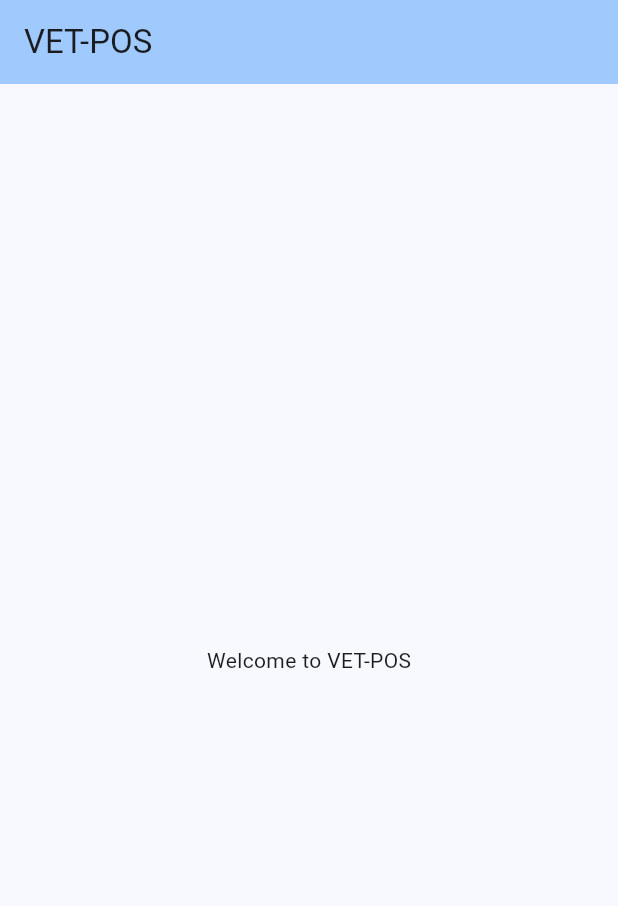
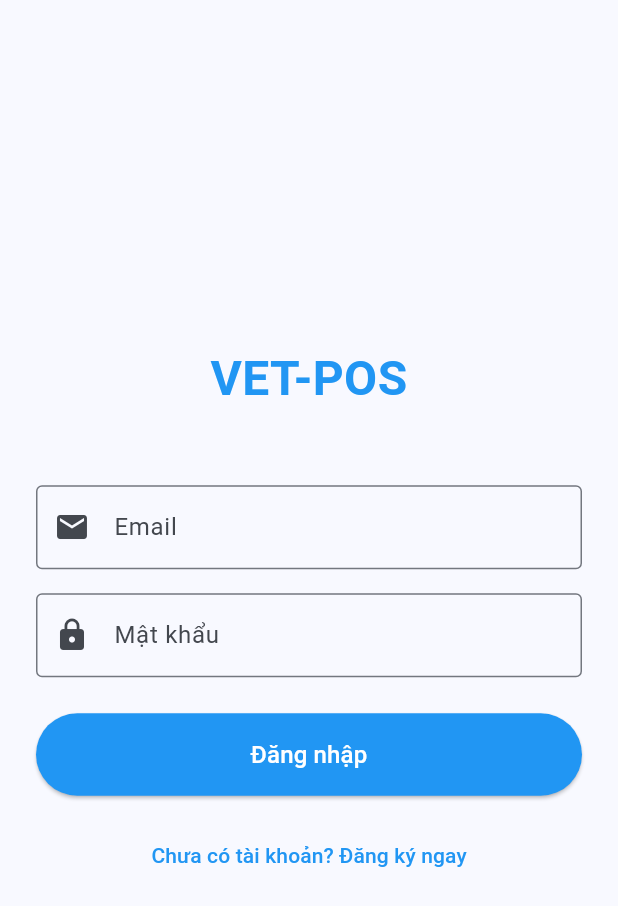
Before and after one commit to NguyenHongAnh0812/Viet_pos, a Flutter app: the screen it shows after launch, on a phone screen of 412 x 824 dp. Shown: the top 906 px of the screen. Run offline on Flutter 3.47's test engine with Material 3 defaults, Android fonts, the phone set to English and light mode, and no system bars; our stand-ins replace firebase_auth, firebase_core; accounts and stored records are empty.

Commit message:
Enhance app structure by adding login and dashboard screens, updating routes, and configuring Firebase settings in index.html.

```diff
--- a/lib/main.dart
+++ b/lib/main.dart
@@ -1,6 +1,8 @@
 import 'package:flutter/material.dart';
 import 'package:firebase_core/firebase_core.dart';
 import 'package:provider/provider.dart';
+import 'screens/auth/login_screen.dart';
+import 'screens/dashboard/dashboard_screen.dart';
 
 void main() async {
   WidgetsFlutterBinding.ensureInitialized();
@@ -26,6 +28,7 @@ class MyApp extends StatelessWidget {
   Widget build(BuildContext context) {
     return MaterialApp(
       title: 'VET-POS',
+      debugShowCheckedModeBanner: false,
       theme: ThemeData(
         // This is the theme of your application.
         //
@@ -45,7 +48,12 @@ class MyApp extends StatelessWidget {
         colorScheme: ColorScheme.fromSeed(seedColor: Colors.blue),
         useMaterial3: true,
       ),
-      home: const MyHomePage(),
+      home: const LoginScreen(),
+      routes: {
+        '/login': (context) => const LoginScreen(),
+        '/dashboard': (context) => const DashboardScreen(),
+        // Thêm các route khác ở đây
+      },
     );
   }
 }
@@ -80,10 +88,23 @@ class MyHomePage extends StatelessWidget {
         // the App.build method, and use it to set our appbar title.
         title: const Text('VET-POS'),
       ),
-      body: const Center(
-        // Center is a layout widget. It takes a single child and positions it
-        // in the middle of the parent.
-        child: Text('Welcome to VET-POS'),
+      body: Center(
+        child: Column(
+          mainAxisAlignment: MainAxisAlignment.center,
+          children: [
+            const Text(
+              'Chào mừng đến với VET-POS',
+              style: TextStyle(fontSize: 24, fontWeight: FontWeight.bold),
+            ),
+            const SizedBox(height: 20),
+            ElevatedButton(
+              onPressed: () {
+                // TODO: Implement login functionality
+              },
+              child: const Text('Đăng nhập'),
+            ),
+          ],
+        ),
       ),
     );
   }
--- /dev/null
+++ b/lib/screens/auth/login_screen.dart
@@ -0,0 +1,188 @@
+import 'package:flutter/material.dart';
+import 'package:firebase_auth/firebase_auth.dart';
+
+class LoginScreen extends StatefulWidget {
+  const LoginScreen({super.key});
+
+  @override
+  State<LoginScreen> createState() => _LoginScreenState();
+}
+
+class _LoginScreenState extends State<LoginScreen> {
+  final _formKey = GlobalKey<FormState>();
+  final _emailController = TextEditingController();
+  final _passwordController = TextEditingController();
+  bool _isLoading = false;
+  String? _errorMessage;
+
+  @override
+  void dispose() {
+    _emailController.dispose();
+    _passwordController.dispose();
+    super.dispose();
+  }
+
+  Future<void> _login() async {
+    if (_formKey.currentState!.validate()) {
+      setState(() {
+        _isLoading = true;
+        _errorMessage = null;
+      });
+
+      try {
+        await FirebaseAuth.instance.signInWithEmailAndPassword(
+          email: _emailController.text.trim(),
+          password: _passwordController.text.trim(),
+        );
+        // Đăng nhập thành công, chuyển đến màn hình chính
+        if (mounted) {
+          Navigator.pushReplacementNamed(context, '/dashboard');
+        }
+      } on FirebaseAuthException catch (e) {
+        setState(() {
+          _errorMessage = e.message ?? 'Đã xảy ra lỗi khi đăng nhập';
+        });
+      } finally {
+        if (mounted) {
+          setState(() {
+            _isLoading = false;
+          });
+        }
+      }
+    }
+  }
+
+  Future<void> _register() async {
+    if (_formKey.currentState!.validate()) {
+      setState(() {
+        _isLoading = true;
+        _errorMessage = null;
+      });
+
+      try {
+        await FirebaseAuth.instance.createUserWithEmailAndPassword(
+          email: _emailController.text.trim(),
+          password: _passwordController.text.trim(),
+        );
+        // Đăng ký thành công, chuyển đến màn hình chính
+        if (mounted) {
+          Navigator.pushReplacementNamed(context, '/dashboard');
+        }
+      } on FirebaseAuthException catch (e) {
+        setState(() {
+          _errorMessage = e.message ?? 'Đã xảy ra lỗi khi đăng ký';
+        });
+      } finally {
+        if (mounted) {
+          setState(() {
+            _isLoading = false;
+          });
+        }
+      }
+    }
+  }
+
+  @override
+  Widget build(BuildContext context) {
+    return Scaffold(
+      body: Center(
+        child: SingleChildScrollView(
+          padding: const EdgeInsets.all(24.0),
+          child: Form(
+            key: _formKey,
+            child: Column(
+              mainAxisAlignment: MainAxisAlignment.center,
+              crossAxisAlignment: CrossAxisAlignment.stretch,
+              children: [
+                const Text(
+                  'VET-POS',
+                  style: TextStyle(
+                    fontSize: 32,
+                    fontWeight: FontWeight.bold,
+                    color: Colors.blue,
+                  ),
+                  textAlign: TextAlign.center,
+                ),
+                const SizedBox(height: 48),
+                TextFormField(
+                  controller: _emailController,
+                  decoration: const InputDecoration(
+                    labelText: 'Email',
+                    border: OutlineInputBorder(),
+                    prefixIcon: Icon(Icons.email),
+                  ),
+                  keyboardType: TextInputType.emailAddress,
+                  validator: (value) {
+                    if (value == null || value.isEmpty) {
+                      return 'Vui lòng nhập email';
+                    }
+                    if (!value.contains('@')) {
+                      return 'Email không hợp lệ';
+                    }
+                    return null;
+                  },
+                ),
+                const SizedBox(height: 16),
+                TextFormField(
+                  controller: _passwordController,
+                  decoration: const InputDecoration(
+                    labelText: 'Mật khẩu',
+                    border: OutlineInputBorder(),
+                    prefixIcon: Icon(Icons.lock),
+                  ),
+                  obscureText: true,
+                  validator: (value) {
+                    if (value == null || value.isEmpty) {
+                      return 'Vui lòng nhập mật khẩu';
+                    }
+                    if (value.length < 6) {
+                      return 'Mật khẩu phải có ít nhất 6 ký tự';
+                    }
+                    return null;
+                  },
+                ),
+                if (_errorMessage != null) ...[
+                  const SizedBox(height: 16),
+                  Text(
+                    _errorMessage!,
+                    style: const TextStyle(
+                      color: Colors.red,
+                      fontSize: 14,
+                    ),
+                    textAlign: TextAlign.center,
+                  ),
+                ],
+                const SizedBox(height: 24),
+                ElevatedButton(
+                  onPressed: _isLoading ? null : _login,
+                  style: ElevatedButton.styleFrom(
+                    padding: const EdgeInsets.symmetric(vertical: 16),
+                    backgroundColor: Colors.blue,
+                    foregroundColor: Colors.white,
+                  ),
+                  child: _isLoading
+                      ? const CircularProgressIndicator(color: Colors.white)
+                      : const Text(
+                          'Đăng nhập',
+                          style: TextStyle(fontSize: 16),
+                        ),
+                ),
+                const SizedBox(height: 16),
+                TextButton(
+                  onPressed: _isLoading ? null : _register,
+                  child: const Text(
+                    'Chưa có tài khoản? Đăng ký ngay',
+                    style: TextStyle(
+                      color: Colors.blue,
+                      fontSize: 14,
+                    ),
+                  ),
+                ),
+              ],
+            ),
+          ),
+        ),
+      ),
+    );
+  }
+}
```
Also changed, not shown: lib/screens/dashboard/dashboard_screen.dart (added, +167 -0 lines), 2 other files.
